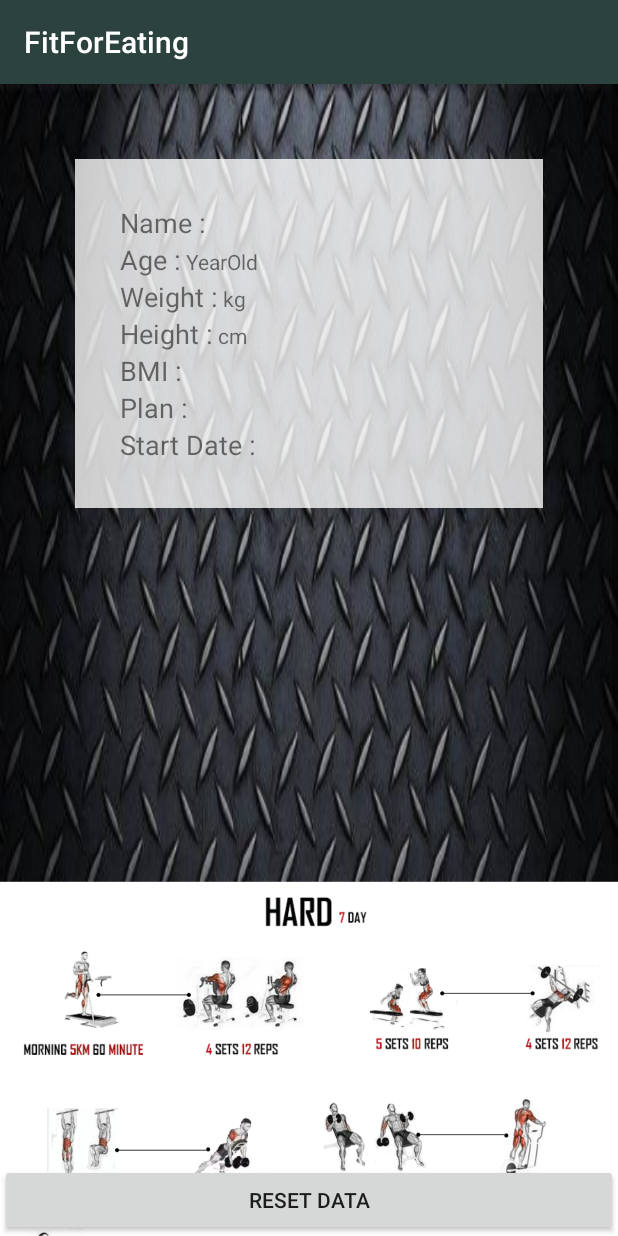
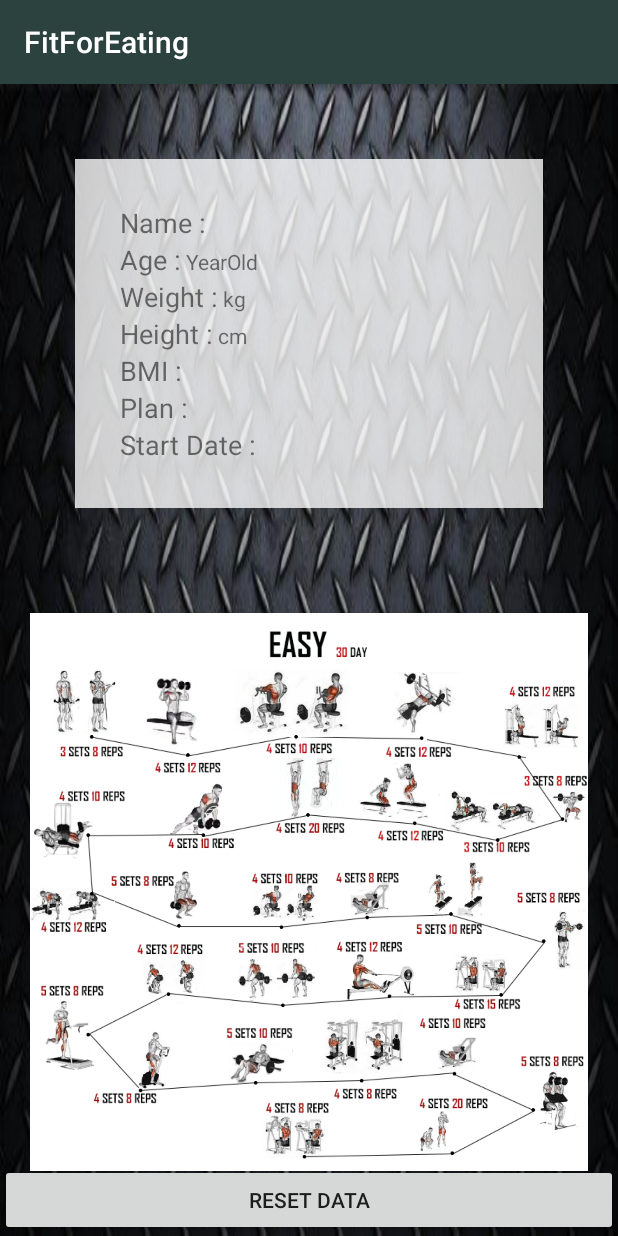
Before and after one commit to netcewfuq/FitForEatEdit2, an Android app: the OverBmiActivity screen opened directly, with no data from a screen before it, on a phone screen of 412 x 824 dp. Run offline under Robolectric (Android 15) with nearby library versions, the phone set to English and light mode, and no system bars; 3 statements that could not run were skipped.

Commit message:
Change Image Exercise

```diff
--- a/app/src/main/java/fitforeat/fitforeat_2/OverBmiActivity.java
+++ b/app/src/main/java/fitforeat/fitforeat_2/OverBmiActivity.java
@@ -12,6 +12,7 @@ import android.os.Bundle;
 import android.util.Log;
 import android.view.View;
 import android.widget.Button;
+import android.widget.ImageView;
 import android.widget.TextView;
 
 import java.util.Calendar;
@@ -43,6 +44,9 @@ public class OverBmiActivity extends AppCompatActivity {
 //        Show View
         showView();
 
+//        Show Exercise
+        showExercise();
+
 //        Reset Controller
         resetController();
 
@@ -51,6 +55,20 @@ public class OverBmiActivity extends AppCompatActivity {
 
 
     }   // Main Method
+
+    private void showExercise() {
+        ImageView imageView = findViewById(R.id.imvExercise);
+        int[] ints = new int[]{R.drawable.hard, R.drawable.normal, R.drawable.easy};
+
+        if (planString.equals("Hard")) {
+            imageView.setImageResource(ints[0]);
+        } else if (planString.equals("Normal")) {
+            imageView.setImageResource(ints[1]);
+        } else {
+            imageView.setImageResource(ints[2]);
+        }
+
+    }
 
     @Override
     protected void onResume() {
@@ -186,6 +204,8 @@ public class OverBmiActivity extends AppCompatActivity {
         bmiTextView.setText(bmiString);
         planTextView.setText(planString);
         startDateTextView.setText(startDateString);
+
+
     }
 
     private void getValue() {
--- a/app/src/main/res/layout/activity_over_bmi.xml
+++ b/app/src/main/res/layout/activity_over_bmi.xml
@@ -161,7 +161,9 @@
             </LinearLayout>
 
             <ImageView
-                android:scaleType="centerInside"
+                android:id="@+id/imvExercise"
+                android:layout_margin="20dp"
+                android:scaleType="fitStart"
                 android:src="@drawable/hard"
                 android:layout_width="match_parent"
                 android:layout_height="wrap_content" />
@@ -174,6 +176,7 @@
 
 
     <Button
+
         android:id="@+id/btnReset"
         android:layout_alignParentBottom="true"
         android:text="Reset Data"
```
